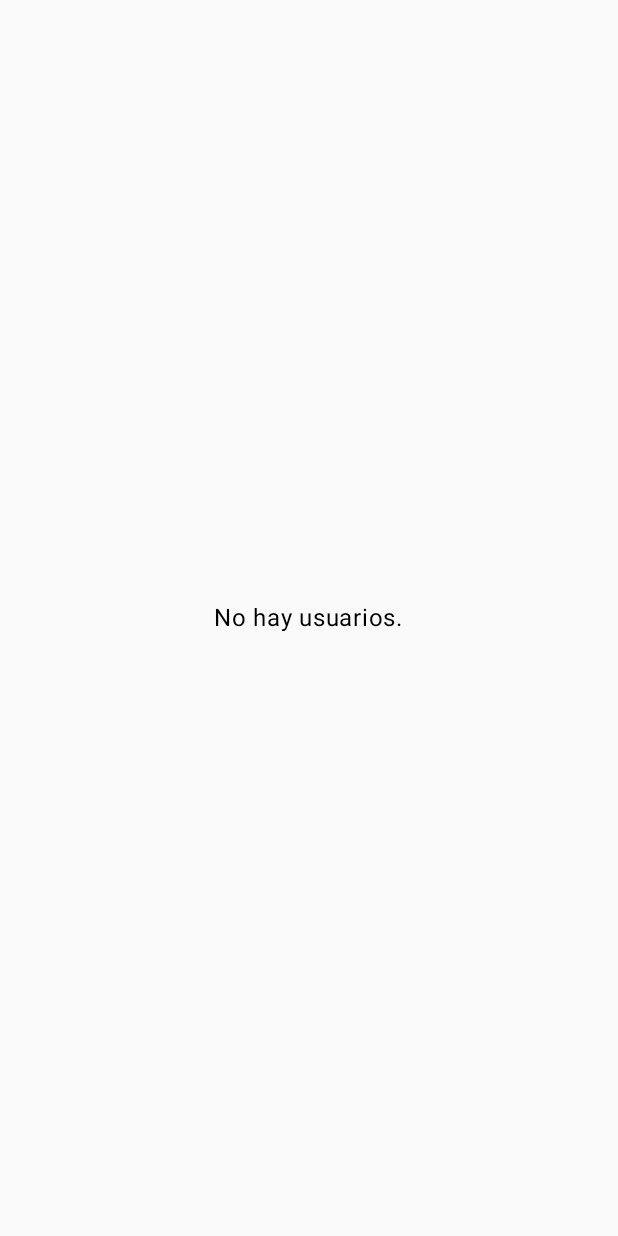
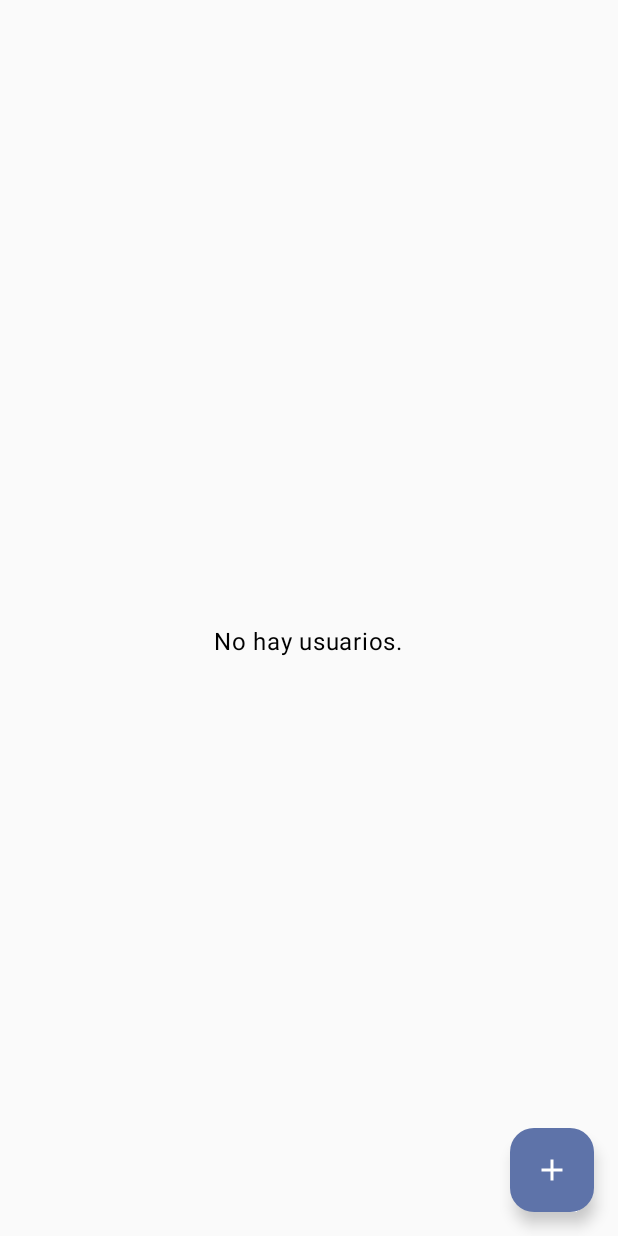
Before and after one commit to Angelemv98/PruebaSPSAEMV, an Android app built with Jetpack Compose: the screen it shows after launch (MainActivity), on a phone screen of 412 x 824 dp. Before the commit the screen is almost empty. Run offline under Robolectric (Android 15) with nearby library versions, the phone set to English and light mode, and no system bars; our stand-ins replace Room's generated code; pictures from the network do not load.

Commit message:
Add user feature added

```diff
--- a/app/src/main/java/com/angelemv/android/pruebatecnicasps/model/data/UserEntity.kt
+++ b/app/src/main/java/com/angelemv/android/pruebatecnicasps/model/data/UserEntity.kt
@@ -5,10 +5,10 @@ import androidx.room.PrimaryKey
 
 @Entity(tableName = "users")
 data class UserEntity(
-    @PrimaryKey val id: Int,
+    @PrimaryKey(autoGenerate = true) val id: Int = 0,
     val first_name: String,
     val last_name: String,
     val email: String,
     val phone: String?,
-    val avatar: String
+    val avatar: String?
 )
--- a/app/src/main/java/com/angelemv/android/pruebatecnicasps/navigation/AppNavigation.kt
+++ b/app/src/main/java/com/angelemv/android/pruebatecnicasps/navigation/AppNavigation.kt
@@ -1,24 +1,26 @@
 package com.angelemv.android.pruebatecnicasps.navigation
 
 import androidx.compose.runtime.Composable
+import androidx.lifecycle.viewmodel.compose.viewModel
 import androidx.navigation.compose.NavHost
 import androidx.navigation.compose.composable
 import androidx.navigation.compose.rememberNavController
+import com.angelemv.android.pruebatecnicasps.views.AddNewUserScreen
 import com.angelemv.android.pruebatecnicasps.views.MainScreen
 import com.angelemv.android.pruebatecnicasps.views.SplashScreen
 
 @Composable
-fun AppNavigation(){
-    val nav = rememberNavController()
-    NavHost(navController = nav,
-        startDestination = AppScreens.SplashScreen.route
-        ){
-        composable(AppScreens.SplashScreen.route){
-            SplashScreen(nav)
+fun AppNavigation() {
+    val navController = rememberNavController()
+    NavHost(navController = navController, startDestination = AppScreens.SplashScreen.route) {
+        composable(AppScreens.SplashScreen.route) {
+            SplashScreen(navController)
         }
-        composable(AppScreens.MainScreen.route){
-            MainScreen()
+        composable(AppScreens.MainScreen.route) {
+            MainScreen(navController)
         }
-
+        composable(AppScreens.AddNewUser.route) {
+            AddNewUserScreen(navController, viewModel())
+        }
     }
 }
--- a/app/src/main/java/com/angelemv/android/pruebatecnicasps/navigation/AppScreens.kt
+++ b/app/src/main/java/com/angelemv/android/pruebatecnicasps/navigation/AppScreens.kt
@@ -3,5 +3,5 @@ package com.angelemv.android.pruebatecnicasps.navigation
 sealed class AppScreens ( val route : String ) {
     object SplashScreen : AppScreens( "SplashScreen" )
     object MainScreen : AppScreens( "MainScreen" )
-
+    object AddNewUser: AppScreens("AddNewUser")
 }
--- a/app/src/main/java/com/angelemv/android/pruebatecnicasps/views/MainScreen.kt
+++ b/app/src/main/java/com/angelemv/android/pruebatecnicasps/views/MainScreen.kt
@@ -1,16 +1,14 @@
 package com.angelemv.android.pruebatecnicasps.views
-import androidx.compose.foundation.layout.Arrangement
-import androidx.compose.foundation.layout.Column
-import androidx.compose.foundation.layout.Row
-import androidx.compose.foundation.layout.Spacer
-import androidx.compose.foundation.layout.fillMaxSize
-import androidx.compose.foundation.layout.fillMaxWidth
-import androidx.compose.foundation.layout.padding
-import androidx.compose.foundation.layout.size
-import androidx.compose.foundation.layout.width
+import androidx.compose.foundation.Image
+import androidx.compose.foundation.layout.*
 import androidx.compose.foundation.lazy.LazyColumn
 import androidx.compose.foundation.lazy.items
 import androidx.compose.foundation.shape.CircleShape
+import androidx.compose.material.icons.Icons
+import androidx.compose.material.icons.filled.Add
+import androidx.compose.material3.FloatingActionButton
+import androidx.compose.material3.Icon
+import com.angelemv.android.pruebatecnicasps.R
 import androidx.compose.material3.Text
 import androidx.compose.runtime.Composable
 import androidx.compose.runtime.collectAsState
@@ -18,21 +16,28 @@ import androidx.compose.runtime.getValue
 import androidx.compose.ui.Alignment
 import androidx.compose.ui.Modifier
 import androidx.compose.ui.draw.clip
+import androidx.compose.ui.res.painterResource
 import androidx.compose.ui.tooling.preview.Preview
 import androidx.compose.ui.unit.dp
 import androidx.lifecycle.viewmodel.compose.viewModel
+import androidx.navigation.NavController
+import androidx.navigation.compose.rememberNavController
 import coil.compose.AsyncImage
 import com.angelemv.android.pruebatecnicasps.model.data.UserEntity
-import com.angelemv.android.pruebatecnicasps.model.interfaces.RetrofitInstance.apiService
+import com.angelemv.android.pruebatecnicasps.navigation.AppScreens
 import com.angelemv.android.pruebatecnicasps.ui.theme.PruebaTecnicaSPSTheme
 import com.angelemv.android.pruebatecnicasps.viewmodel.MainViewModel
 
 @Composable
-fun MainScreen(mainViewModel: MainViewModel = viewModel()) {
+fun MainScreen(navController: NavController, mainViewModel: MainViewModel = viewModel()) {
     val users by mainViewModel.users.collectAsState()
+
+    Box(modifier = Modifier.fillMaxSize()) {
         if (users.isEmpty()) {
             Column(
-            modifier = Modifier.fillMaxSize(),
+                modifier = Modifier
+                    .fillMaxSize()
+                    .padding(top = 32.dp),
                 horizontalAlignment = Alignment.CenterHorizontally,
                 verticalArrangement = Arrangement.Center
             ) {
@@ -45,6 +50,19 @@ fun MainScreen(mainViewModel: MainViewModel = viewModel()) {
                 }
             }
         }
+
+        FloatingActionButton(
+            onClick = {
+                navController.navigate(AppScreens.AddNewUser.route)
+            },
+            modifier = Modifier
+                .wrapContentSize()
+                .padding(16.dp)
+                .align(Alignment.BottomEnd)
+        ) {
+            Icon(Icons.Filled.Add, contentDescription = "Agregar")
+        }
+    }
 }
 
 @Composable
@@ -55,16 +73,27 @@ fun UserItem(user: UserEntity) {
             .padding(8.dp),
         verticalAlignment = Alignment.CenterVertically
     ) {
+        if (user.avatar?.isNotEmpty() == true && user.avatar != "null") {
         AsyncImage(
             model = user.avatar,
             contentDescription = "Avatar de ${user.first_name}",
-            modifier = Modifier.size(50.dp).clip(CircleShape)
+            modifier = Modifier.size(50.dp).clip(CircleShape))
+        }
+        else{
+            Image(
+                painter = painterResource(id = R.drawable.ic_no_image),
+                contentDescription = "Imagen predeterminada",
+                modifier = Modifier
+                    .size(50.dp)
+                    .clip(CircleShape)
             )
+        }
         Spacer(modifier = Modifier.width(16.dp))
         Column {
             Text(text = "Nombre: ${user.first_name}")
             Text(text = "Apellido: ${user.last_name}")
             Text(text = "Email: ${user.email}")
+            if (user.phone?.isNotEmpty() == true) Text(text = "Telefono: ${user.phone}")
         }
     }
 }
@@ -73,6 +102,6 @@ fun UserItem(user: UserEntity) {
 @Composable
 fun GreetingPreview() {
     PruebaTecnicaSPSTheme {
-        MainScreen()
+        MainScreen(navController = rememberNavController())
     }
 }
```
Also changed, not shown: app/src/main/java/com/angelemv/android/pruebatecnicasps/viewmodel/MainViewModel.kt (+8 -0 lines), app/src/main/java/com/angelemv/android/pruebatecnicasps/views/AddNewUser.kt (added, +133 -0 lines), app/src/main/res/drawable/ic_no_image.xml (added, +34 -0 lines). Lines whose indentation alone changed are shown as unchanged.
